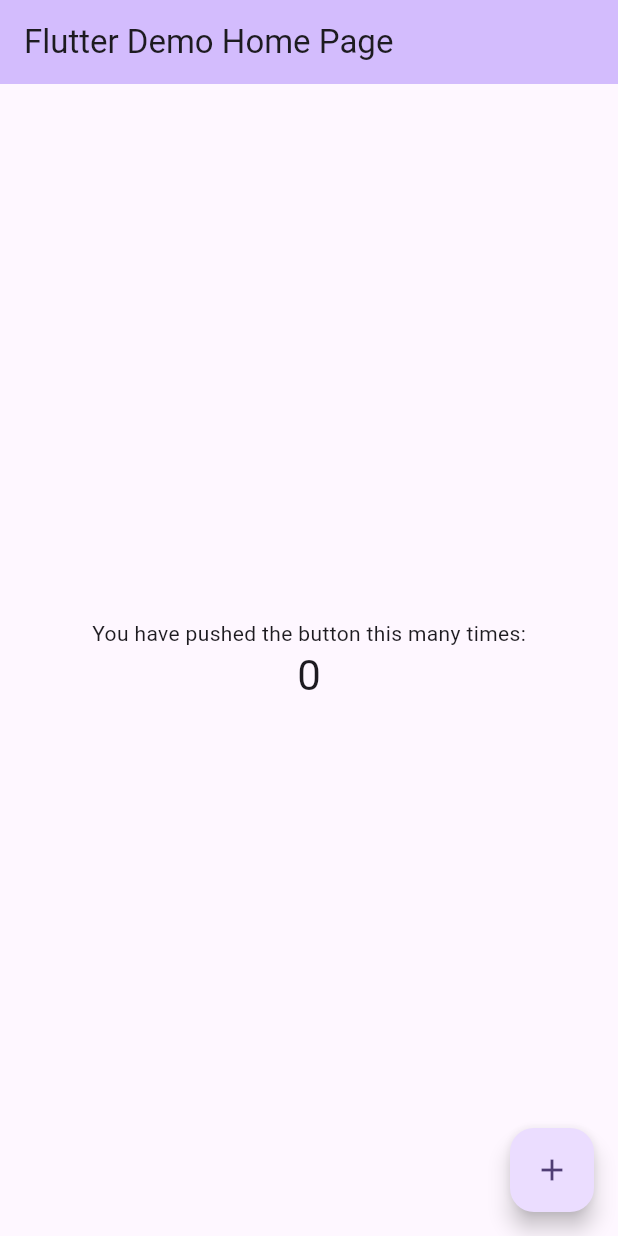
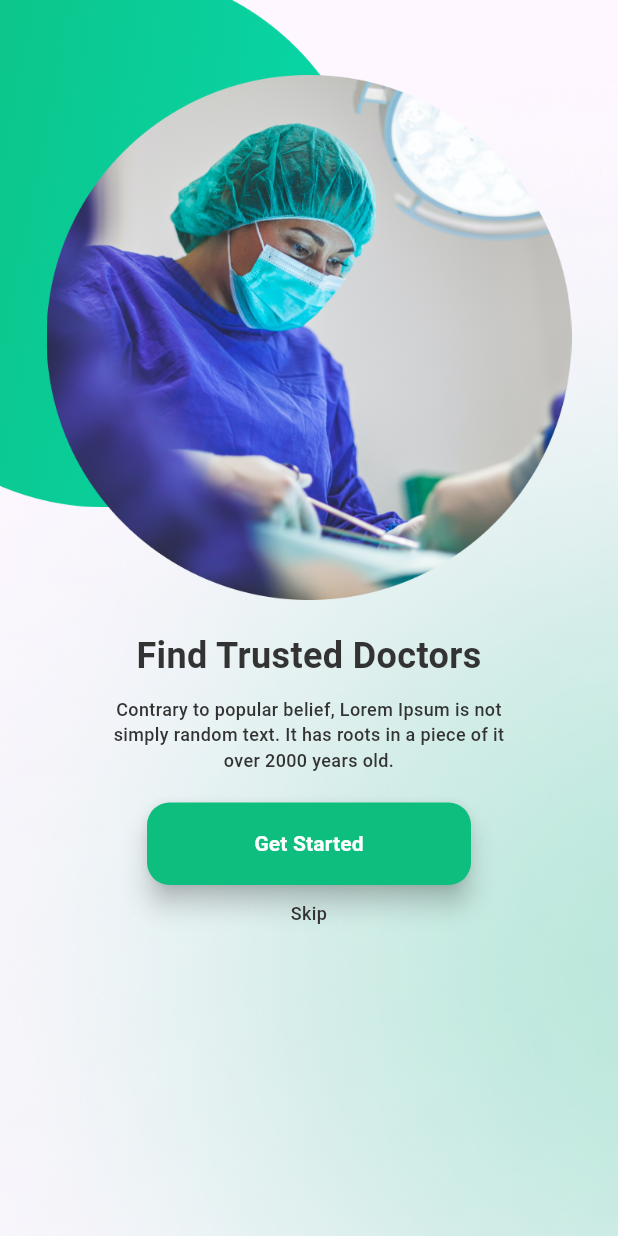
Before and after one commit to HagiMj29/ui_slicing, a Flutter app: the screen it shows after launch, on a phone screen of 412 x 824 dp. Run offline on Flutter 3.47's test engine with Material 3 defaults, Android fonts, the phone set to English and light mode, and no system bars.

Commit message:
Menambah splash screen dan onboarding screen

```diff
--- a/lib/main.dart
+++ b/lib/main.dart
@@ -1,4 +1,6 @@
 import 'package:flutter/material.dart';
+import 'package:ui_slicing/page/onboarding_screen.dart';
+import 'package:ui_slicing/page/splash_screen.dart';
 
 void main() {
   runApp(const MyApp());
@@ -7,119 +9,18 @@
 class MyApp extends StatelessWidget {
   const MyApp({super.key});
 
-  // This widget is the root of your application.
+
   @override
   Widget build(BuildContext context) {
     return MaterialApp(
+      debugShowCheckedModeBanner: false,
       title: 'Flutter Demo',
       theme: ThemeData(
-        // This is the theme of your application.
-        //
-        // TRY THIS: Try running your application with "flutter run". You'll see
-        // the application has a purple toolbar. Then, without quitting the app,
-        // try changing the seedColor in the colorScheme below to Colors.green
-        // and then invoke "hot reload" (save your changes or press the "hot
-        // reload" button in a Flutter-supported IDE, or press "r" if you used
-        // the command line to start the app).
-        //
-        // Notice that the counter didn't reset back to zero; the application
-        // state is not lost during the reload. To reset the state, use hot
-        // restart instead.
-        //
-        // This works for code too, not just values: Most code changes can be
-        // tested with just a hot reload.
+
         colorScheme: ColorScheme.fromSeed(seedColor: Colors.deepPurple),
         useMaterial3: true,
       ),
-      home: const MyHomePage(title: 'Flutter Demo Home Page'),
+      home: const SplashScreen(),
     );
   }
 }
-
-class MyHomePage extends StatefulWidget {
-  const MyHomePage({super.key, required this.title});
-
-  // This widget is the home page of your application. It is stateful, meaning
-  // that it has a State object (defined below) that contains fields that affect
-  // how it looks.
-
-  // This class is the configuration for the state. It holds the values (in this
-  // case the title) provided by the parent (in this case the App widget) and
-  // used by the build method of the State. Fields in a Widget subclass are
-  // always marked "final".
-
-  final String title;
-
-  @override
-  State<MyHomePage> createState() => _MyHomePageState();
-}
-
-class _MyHomePageState extends State<MyHomePage> {
-  int _counter = 0;
-
-  void _incrementCounter() {
-    setState(() {
-      // This call to setState tells the Flutter framework that something has
-      // changed in this State, which causes it to rerun the build method below
-      // so that the display can reflect the updated values. If we changed
-      // _counter without calling setState(), then the build method would not be
-      // called again, and so nothing would appear to happen.
-      _counter++;
-    });
-  }
-
-  @override
-  Widget build(BuildContext context) {
-    // This method is rerun every time setState is called, for instance as done
-    // by the _incrementCounter method above.
-    //
-    // The Flutter framework has been optimized to make rerunning build methods
-    // fast, so that you can just rebuild anything that needs updating rather
-    // than having to individually change instances of widgets.
-    return Scaffold(
-      appBar: AppBar(
-        // TRY THIS: Try changing the color here to a specific color (to
-        // Colors.amber, perhaps?) and trigger a hot reload to see the AppBar
-        // change color while the other colors stay the same.
-        backgroundColor: Theme.of(context).colorScheme.inversePrimary,
-        // Here we take the value from the MyHomePage object that was created by
-        // the App.build method, and use it to set our appbar title.
-        title: Text(widget.title),
-      ),
-      body: Center(
-        // Center is a layout widget. It takes a single child and positions it
-        // in the middle of the parent.
-        child: Column(
-          // Column is also a layout widget. It takes a list of children and
-          // arranges them vertically. By default, it sizes itself to fit its
-          // children horizontally, and tries to be as tall as its parent.
-          //
-          // Column has various properties to control how it sizes itself and
-          // how it positions its children. Here we use mainAxisAlignment to
-          // center the children vertically; the main axis here is the vertical
-          // axis because Columns are vertical (the cross axis would be
-          // horizontal).
-          //
-          // TRY THIS: Invoke "debug painting" (choose the "Toggle Debug Paint"
-          // action in the IDE, or press "p" in the console), to see the
-          // wireframe for each widget.
-          mainAxisAlignment: MainAxisAlignment.center,
-          children: <Widget>[
-            const Text(
-              'You have pushed the button this many times:',
-            ),
-            Text(
-              '$_counter',
-              style: Theme.of(context).textTheme.headlineMedium,
-            ),
-          ],
-        ),
-      ),
-      floatingActionButton: FloatingActionButton(
-        onPressed: _incrementCounter,
-        tooltip: 'Increment',
-        child: const Icon(Icons.add),
-      ), // This trailing comma makes auto-formatting nicer for build methods.
-    );
-  }
-}
--- /dev/null
+++ b/lib/page/onboarding_screen.dart
@@ -0,0 +1,80 @@
+import 'package:flutter/material.dart';
+import 'package:ui_slicing/page/second_onboarding_page.dart';
+
+import '../widgets/theme.dart';
+
+class OnboardingScreen extends StatelessWidget {
+  const OnboardingScreen({super.key});
+
+  @override
+  Widget build(BuildContext context) {
+    return SafeArea(child: Scaffold(
+      body: Stack(
+        fit: StackFit.expand,
+        children: [
+          Image.asset('images/img_2.png', height: 100, fit: BoxFit.cover,),
+          Column(
+            mainAxisAlignment: MainAxisAlignment.start,
+            crossAxisAlignment: CrossAxisAlignment.start,
+            children: [
+              Image.asset('images/img_4.png',width: 250,)
+            ],
+          ),
+          Column(
+            mainAxisAlignment: MainAxisAlignment.start,
+            children: [
+              SizedBox(height: 50,),
+              Image.asset('images/img_3.png', width: 350, ),
+              SizedBox(height: 20,),
+              Center(
+                child: Text(
+                  'Find Trusted Doctors',
+                  textAlign: TextAlign.center,
+                  style: boldText.copyWith(fontSize: 24),
+                ),
+              ),
+              SizedBox(
+                height: 10,
+              ),
+              Text(
+                'Contrary to popular belief, Lorem Ipsum is not \nsimply random text. It has roots in a piece of it \nover 2000 years old.',
+                textAlign: TextAlign.center,
+                style: regularText.copyWith(fontSize: 12),
+              ),
+              SizedBox(height: 20,),
+              Container(
+                width: MediaQuery.of(context).size.width - (2 * 98),
+                height: 55,
+                child: ElevatedButton(
+                    style: ElevatedButton.styleFrom(
+                        elevation: 7, backgroundColor: colorTheme,
+                        shape: RoundedRectangleBorder(
+                            borderRadius: BorderRadius.circular(15))),
+                    onPressed: () {
+                      Navigator.push(context, MaterialPageRoute(builder: (context)=>SecondOnBoardingPage()));
+                    },
+                    child: Text(
+                      'Get Started',
+                      style: semiBold,
+                    )),
+              ),
+              SizedBox(height: 10,),
+              GestureDetector(
+                onTap: () {
+
+                },
+                child: Text(
+                  'Skip',
+                  textAlign: TextAlign.center,
+                  style: regularText.copyWith(
+                    fontSize: 12,
+                  ),
+                ),
+              ),
+            ],
+          )
+        ],
+      ),
+    ));
+  }
+}
--- /dev/null
+++ b/lib/widgets/theme.dart
@@ -0,0 +1,10 @@
+import 'package:flutter/material.dart';
+
+Color colorTheme = Color(0xff0ebe7e);
+Color greyColor = Color(0xff333333);
+
+TextStyle boldText = TextStyle(color: greyColor, fontWeight: FontWeight.w700);
+
+TextStyle regularText = TextStyle(color: greyColor, fontWeight: FontWeight.w500);
+
+TextStyle semiBold = TextStyle(color: Colors.white, fontWeight: FontWeight.w600);
```
Also changed, not shown: lib/page/second_onboarding_page.dart (added, +80 -0 lines), lib/page/splash_screen.dart (added, +32 -0 lines), lib/page/third_onboarding_page.dart (added, +79 -0 lines), pubspec.yaml (+12 -3 lines), images/img.png (added), images/img_1.png (added), images/img_2.png (added), images/img_3.png (added), images/img_4.png (added), images/img_5.png (added), images/img_6.png (added), images/img_7.png (added), lib/page/img.png (added), pubspec.lock.
